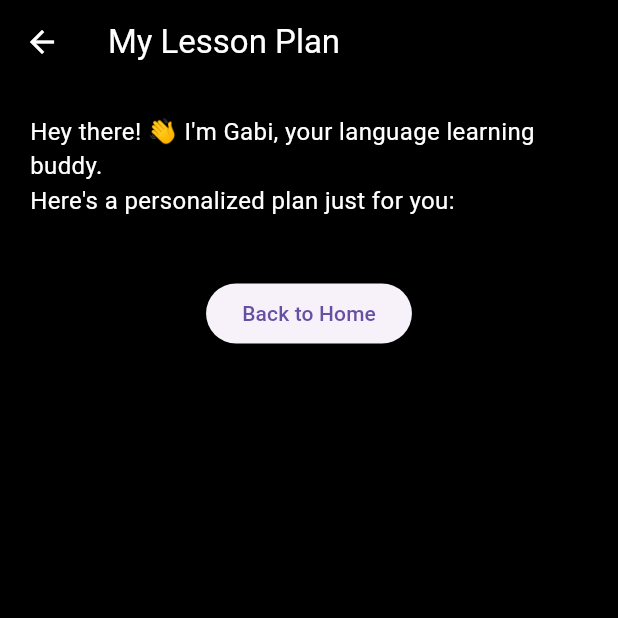
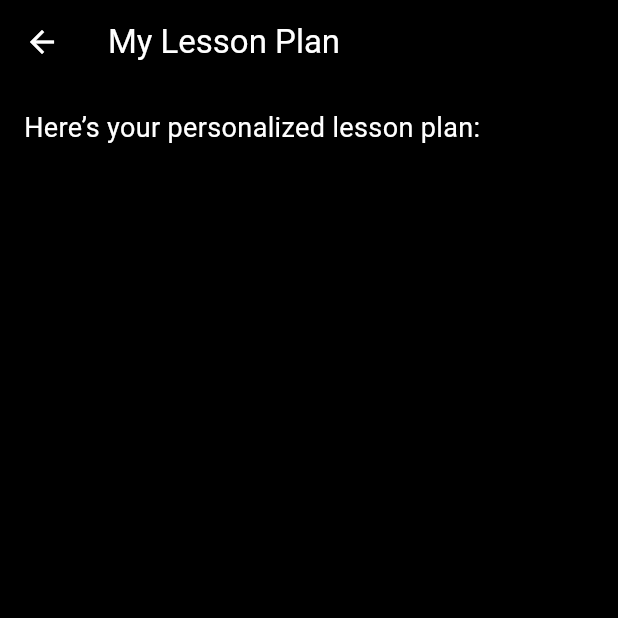
Before and after one commit to Coopins/flutter_application_1, a Flutter app: the LessonPlanScreen screen opened directly with empty values, on a phone screen of 412 x 824 dp, the top half of it. Run offline on Flutter 3.47's test engine with Material 3 defaults, Android fonts, the phone set to English and light mode, and no system bars; our stand-ins replace flutter_dotenv, flutter_markdown, permission_handler; missing offline and left inert: record.

Commit message:
Gabi is now up and running! Ready for demo day and beyond!

```diff
--- a/lib/screens/lesson_plan_screen.dart
+++ b/lib/screens/lesson_plan_screen.dart
@@ -1,5 +1,3 @@
-// lib/screens/lesson_plan_screen.dart
-
 import 'package:flutter/material.dart';
 import 'package:flutter_markdown/flutter_markdown.dart';
 
@@ -17,67 +15,47 @@ class LessonPlanScreen extends StatelessWidget {
         title: const Text('My Lesson Plan'),
         backgroundColor: Colors.black,
         foregroundColor: Colors.white,
+        elevation: 0,
       ),
       body: Padding(
-        padding: const EdgeInsets.all(20.0),
-        child: SingleChildScrollView(
+        padding: const EdgeInsets.all(16.0),
         child: Column(
-            crossAxisAlignment: CrossAxisAlignment.start,
           children: [
             const Text(
-                "Hey there! 👋 I'm Gabi, your language learning buddy.\nHere's a personalized plan just for you:",
-                style: TextStyle(color: Colors.white, fontSize: 16),
+              'Here’s your personalized lesson plan:',
+              style: TextStyle(color: Colors.white, fontSize: 18),
             ),
-              const SizedBox(height: 16),
-              MarkdownBody(
+            const SizedBox(height: 12),
+            Expanded(
+              child: SingleChildScrollView(
+                child: MarkdownBody(
                   data: lessonPlan,
-                styleSheet: MarkdownStyleSheet(
-                  p: Theme.of(
-                    context,
-                  ).textTheme.bodyLarge?.copyWith(color: Colors.white),
-                  h1: Theme.of(context).textTheme.headlineSmall?.copyWith(
+                  styleSheet: MarkdownStyleSheet.fromTheme(
+                    Theme.of(context),
+                  ).copyWith(
+                    p: const TextStyle(color: Colors.white, fontSize: 16),
+                    h1: const TextStyle(
                       color: Colors.white,
+                      fontSize: 22,
                       fontWeight: FontWeight.bold,
                     ),
-                  h2: Theme.of(context).textTheme.titleLarge?.copyWith(
+                    h2: const TextStyle(
                       color: Colors.white,
+                      fontSize: 20,
                       fontWeight: FontWeight.bold,
                     ),
-                  h3: Theme.of(context).textTheme.titleMedium?.copyWith(
+                    h3: const TextStyle(
                       color: Colors.white,
+                      fontSize: 18,
                       fontWeight: FontWeight.bold,
-                  ),
-                  strong: const TextStyle(
-                    fontWeight: FontWeight.bold,
-                    color: Colors.white,
-                  ),
-                  em: const TextStyle(
-                    fontStyle: FontStyle.italic,
-                    color: Colors.white,
-                  ),
-                  listBullet: const TextStyle(
-                    fontSize: 16,
-                    color: Colors.white,
                     ),
                   ),
                 ),
-              const SizedBox(height: 24),
-              Center(
-                child: ElevatedButton(
-                  onPressed: () {
-                    Navigator.pushNamedAndRemoveUntil(
-                      context,
-                      '/home',
-                      (route) => false,
-                    );
-                  },
-                  child: const Text("Back to Home"),
               ),
             ),
           ],
         ),
       ),
-      ),
     );
   }
 }
```
Also changed, not shown: lib/main.dart (+5 -3 lines), lib/screens/fluency_assessment_screen.dart (+59 -26 lines), lib/services/openai_service.dart (+145 -30 lines). Lines whose indentation alone changed are shown as unchanged.
